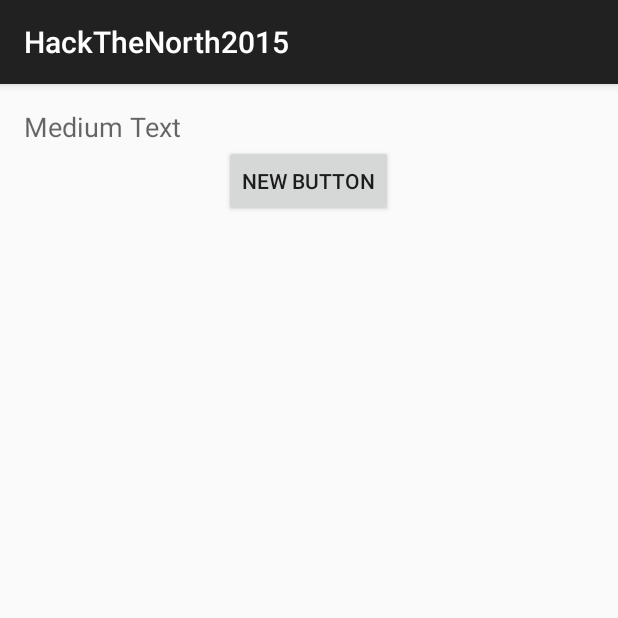
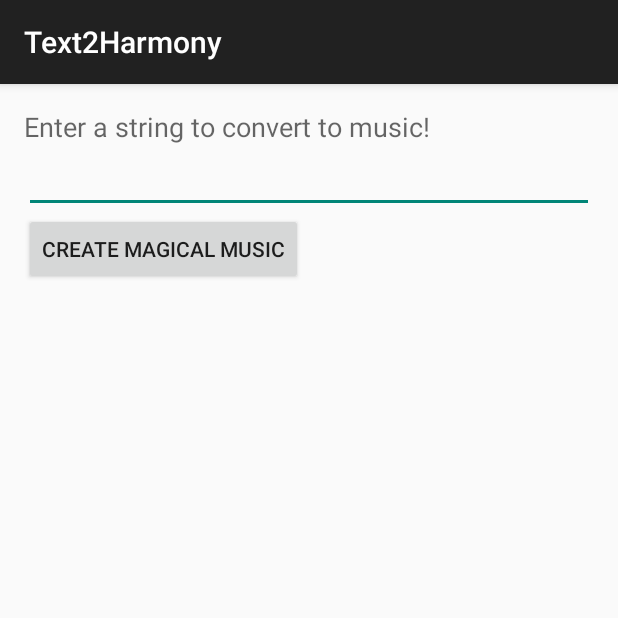
Before and after one commit to Guppster/HackTheNorth2015, an Android app: the screen it shows after launch (MainActivity), on a phone screen of 412 x 824 dp, the top half of it. Run offline under Robolectric (Android 15) with nearby library versions, the phone set to English and light mode, and no system bars; libraries missing offline, so code that uses them is left out: com.firebase.client; 2 statements that could not run were skipped.

Commit message:
Paul's Turn

```diff
--- a/HackTheNorth2015/app/src/main/AndroidManifest.xml
+++ b/HackTheNorth2015/app/src/main/AndroidManifest.xml
@@ -9,7 +9,7 @@
         android:theme="@style/AppTheme" >
         <activity
             android:name=".MainActivity"
-            android:label="@string/app_name" >
+            android:label="Text2Harmony" >
             <intent-filter>
                 <action android:name="android.intent.action.MAIN" />
 
--- a/HackTheNorth2015/app/src/main/res/layout/activity_main.xml
+++ b/HackTheNorth2015/app/src/main/res/layout/activity_main.xml
@@ -15,13 +15,18 @@
         android:layout_width="wrap_content"
         android:layout_height="wrap_content"
         android:textAppearance="?android:attr/textAppearanceMedium"
-        android:text="Medium Text"
+        android:text="Enter a string to convert to music!"
         android:id="@+id/textView" />
+
+    <EditText
+        android:layout_width="match_parent"
+        android:layout_height="wrap_content"
+        android:id="@+id/editText" />
 
     <Button
         android:layout_width="wrap_content"
         android:layout_height="wrap_content"
-        android:text="New Button"
-        android:id="@+id/button"
-        android:layout_gravity="center_horizontal" />
+        android:text="Create Magical Music"
+        android:id="@+id/button" />
+
 </LinearLayout>
```
